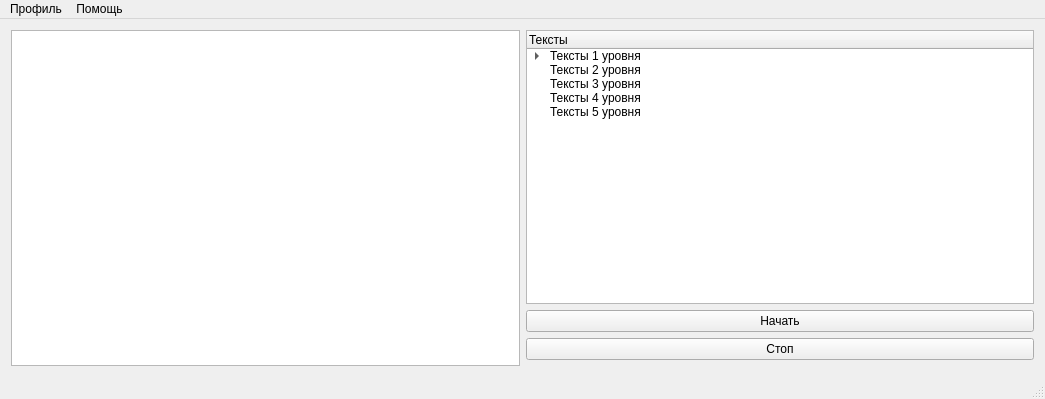
Old version of the form mainwindow.ui in the repository Nemilad/ReadSpeedTest.
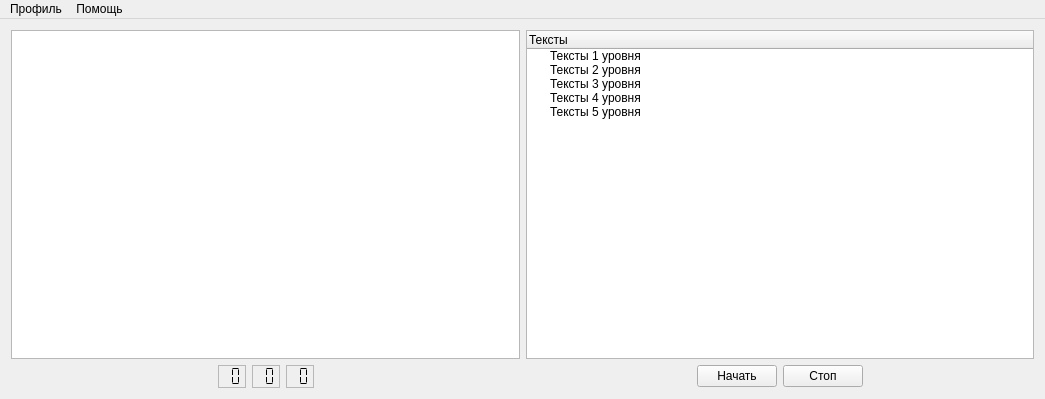
New version of the form.

The edit to the form file:
```diff
--- a/mainwindow.ui
+++ b/mainwindow.ui
@@ -20,8 +20,49 @@
    <string>ReadSpeedTest</string>
   </property>
   <widget class="QWidget" name="centralWidget">
+   <property name="sizePolicy">
+    <sizepolicy hsizetype="Expanding" vsizetype="Expanding">
+     <horstretch>0</horstretch>
+     <verstretch>0</verstretch>
+    </sizepolicy>
+   </property>
    <layout class="QGridLayout" name="gridLayout">
-    <item row="0" column="1">
+    <property name="leftMargin">
+     <number>0</number>
+    </property>
+    <property name="topMargin">
+     <number>0</number>
+    </property>
+    <property name="rightMargin">
+     <number>0</number>
+    </property>
+    <property name="bottomMargin">
+     <number>0</number>
+    </property>
+    <item row="0" column="0">
+     <widget class="QScrollArea" name="scrollArea">
+      <property name="frameShape">
+       <enum>QFrame::NoFrame</enum>
+      </property>
+      <property name="widgetResizable">
+       <bool>true</bool>
+      </property>
+      <widget class="QWidget" name="scrollAreaWidgetContents">
+       <property name="geometry">
+        <rect>
+         <x>0</x>
+         <y>0</y>
+         <width>1045</width>
+         <height>381</height>
+        </rect>
+       </property>
+       <layout class="QGridLayout" name="gridLayout_2">
+        <item row="0" column="0" colspan="2">
+         <layout class="QHBoxLayout" name="horizontalLayout">
+          <item>
+           <widget class="QTextBrowser" name="textBrowser"/>
+          </item>
+          <item>
      <widget class="QTreeWidget" name="treeWidget">
       <column>
        <property name="text">
@@ -32,21 +73,6 @@
        <property name="text">
         <string>Тексты 1 уровня</string>
        </property>
-       <item>
-        <property name="text">
-         <string>Текст 1</string>
-        </property>
-       </item>
-       <item>
-        <property name="text">
-         <string>Текст 2</string>
-        </property>
-       </item>
-       <item>
-        <property name="text">
-         <string>Текст 3</string>
-        </property>
-       </item>
       </item>
       <item>
        <property name="text">
@@ -70,10 +96,142 @@
       </item>
      </widget>
     </item>
-    <item row="0" column="0" rowspan="4">
-     <widget class="QTextBrowser" name="textBrowser"/>
-    </item>
-    <item row="2" column="1">
+         </layout>
+        </item>
+        <item row="1" column="0">
+         <layout class="QHBoxLayout" name="horizontalLayout_2">
+          <item>
+           <spacer name="horizontalSpacer_2">
+            <property name="orientation">
+             <enum>Qt::Horizontal</enum>
+            </property>
+            <property name="sizeHint" stdset="0">
+             <size>
+              <width>40</width>
+              <height>20</height>
+             </size>
+            </property>
+           </spacer>
+          </item>
+          <item>
+           <widget class="QLCDNumber" name="lcdNumber">
+            <property name="frameShape">
+             <enum>QFrame::StyledPanel</enum>
+            </property>
+            <property name="frameShadow">
+             <enum>QFrame::Raised</enum>
+            </property>
+            <property name="smallDecimalPoint">
+             <bool>true</bool>
+            </property>
+            <property name="digitCount">
+             <number>2</number>
+            </property>
+            <property name="segmentStyle">
+             <enum>QLCDNumber::Flat</enum>
+            </property>
+            <property name="intValue" stdset="0">
+             <number>0</number>
+            </property>
+           </widget>
+          </item>
+          <item>
+           <widget class="QLCDNumber" name="lcdNumber_2">
+            <property name="frameShape">
+             <enum>QFrame::StyledPanel</enum>
+            </property>
+            <property name="frameShadow">
+             <enum>QFrame::Raised</enum>
+            </property>
+            <property name="smallDecimalPoint">
+             <bool>true</bool>
+            </property>
+            <property name="digitCount">
+             <number>2</number>
+            </property>
+            <property name="segmentStyle">
+             <enum>QLCDNumber::Flat</enum>
+            </property>
+            <property name="intValue" stdset="0">
+             <number>0</number>
+            </property>
+           </widget>
+          </item>
+          <item>
+           <widget class="QLCDNumber" name="lcdNumber_3">
+            <property name="contextMenuPolicy">
+             <enum>Qt::DefaultContextMenu</enum>
+            </property>
+            <property name="layoutDirection">
+             <enum>Qt::LeftToRight</enum>
+            </property>
+            <property name="frameShape">
+             <enum>QFrame::StyledPanel</enum>
+            </property>
+            <property name="frameShadow">
+             <enum>QFrame::Raised</enum>
+            </property>
+            <property name="smallDecimalPoint">
+             <bool>true</bool>
+            </property>
+            <property name="digitCount">
+             <number>2</number>
+            </property>
+            <property name="segmentStyle">
+             <enum>QLCDNumber::Flat</enum>
+            </property>
+            <property name="value" stdset="0">
+             <double>0.000000000000000</double>
+            </property>
+            <property name="intValue" stdset="0">
+             <number>0</number>
+            </property>
+           </widget>
+          </item>
+          <item>
+           <spacer name="horizontalSpacer">
+            <property name="orientation">
+             <enum>Qt::Horizontal</enum>
+            </property>
+            <property name="sizeHint" stdset="0">
+             <size>
+              <width>40</width>
+              <height>20</height>
+             </size>
+            </property>
+           </spacer>
+          </item>
+         </layout>
+        </item>
+        <item row="1" column="1">
+         <layout class="QHBoxLayout" name="horizontalLayout_3">
+          <item>
+           <spacer name="horizontalSpacer_3">
+            <property name="orientation">
+             <enum>Qt::Horizontal</enum>
+            </property>
+            <property name="sizeHint" stdset="0">
+             <size>
+              <width>40</width>
+              <height>20</height>
+             </size>
+            </property>
+           </spacer>
+          </item>
+          <item>
+           <widget class="QPushButton" name="pushButton_start">
+            <property name="sizePolicy">
+             <sizepolicy hsizetype="Minimum" vsizetype="Fixed">
+              <horstretch>0</horstretch>
+              <verstretch>0</verstretch>
+             </sizepolicy>
+            </property>
+            <property name="text">
+             <string>Начать</string>
+            </property>
+           </widget>
+          </item>
+          <item>
      <widget class="QPushButton" name="pushButton_stop">
       <property name="text">
        <string>Стоп</string>
@@ -92,17 +250,23 @@
       </property>
      </widget>
     </item>
-    <item row="1" column="1">
-     <widget class="QPushButton" name="pushButton_start">
-      <property name="sizePolicy">
-       <sizepolicy hsizetype="Minimum" vsizetype="Fixed">
-        <horstretch>0</horstretch>
-        <verstretch>0</verstretch>
-       </sizepolicy>
-      </property>
-      <property name="text">
-       <string>Начать</string>
-      </property>
+          <item>
+           <spacer name="horizontalSpacer_4">
+            <property name="orientation">
+             <enum>Qt::Horizontal</enum>
+            </property>
+            <property name="sizeHint" stdset="0">
+             <size>
+              <width>40</width>
+              <height>20</height>
+             </size>
+            </property>
+           </spacer>
+          </item>
+         </layout>
+        </item>
+       </layout>
+      </widget>
      </widget>
     </item>
    </layout>
@@ -137,7 +301,6 @@
    <addaction name="menu"/>
    <addaction name="menu_3"/>
   </widget>
-  <widget class="QStatusBar" name="statusBar"/>
   <action name="action">
    <property name="text">
     <string>О программе</string>
```
Lines whose indentation alone changed are shown as unchanged.
